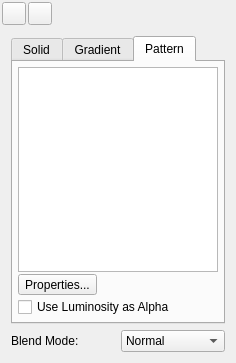
This is scribus/ui/transparencypalette.ui in scribusproject/scribus as Qt 5 draws it before an edit. The edited form follows.
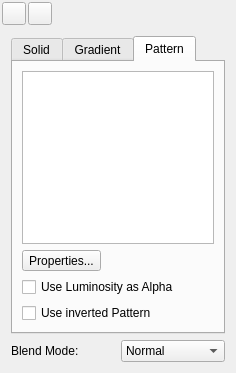
This is the edited form. The open tabs and pages were chosen to show the change. Custom widgets are drawn as their Qt base class.

Commit message: Added the possibility to invert patterns for masks. Fixed more issues with pattern masks in the PDF export.

The edit to the form file:
```diff
--- a/scribus/ui/transparencypalette.ui
+++ b/scribus/ui/transparencypalette.ui
@@ -7,7 +7,7 @@
     <x>0</x>
     <y>0</y>
     <width>236</width>
-    <height>363</height>
+    <height>373</height>
    </rect>
   </property>
   <property name="windowTitle">
@@ -362,12 +362,6 @@
            <string>Pattern</string>
           </attribute>
           <layout class="QVBoxLayout" name="verticalLayout">
-           <property name="spacing">
-            <number>2</number>
-           </property>
-           <property name="margin">
-            <number>5</number>
-           </property>
            <item>
             <widget class="QListWidget" name="patternBox">
              <property name="movement">
@@ -424,6 +418,13 @@
              </property>
             </widget>
            </item>
+           <item>
+            <widget class="QCheckBox" name="usePatternInverted">
+             <property name="text">
+              <string>Use inverted Pattern</string>
+             </property>
+            </widget>
+           </item>
           </layout>
          </widget>
         </widget>
```
The commit also changes 14 other files.
